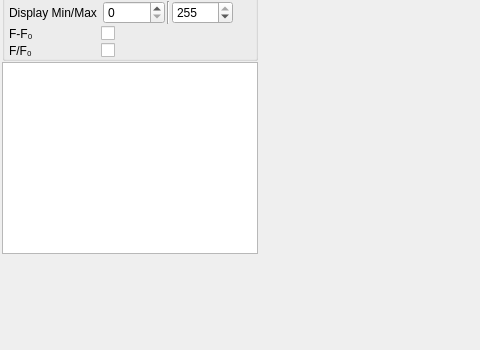
This is src/mainwindow.ui in bothlab/pomidaq as Qt 5 draws it before an edit; both pictures show x 0 to 480 and y 612 to 962 of the 1178 by 962 pixel window. The edited form follows.
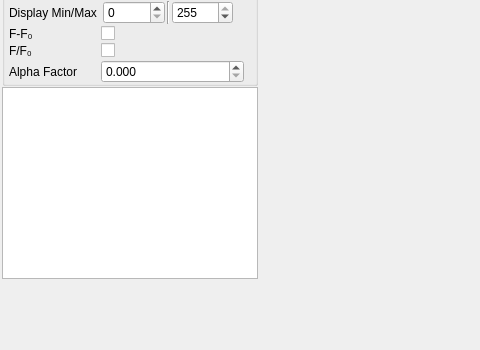
This is the edited form. Icons and pictures are not drawn.

Commit message: Allow to manually set background removal alpha factor

```diff
--- a/src/mainwindow.ui
+++ b/src/mainwindow.ui
@@ -784,6 +784,26 @@
               </property>
              </widget>
             </item>
+            <item row="4" column="0">
+             <widget class="QLabel" name="accumulateAlphaLabel">
+              <property name="text">
+               <string>Alpha Factor</string>
+              </property>
+             </widget>
+            </item>
+            <item row="4" column="1">
+             <widget class="QDoubleSpinBox" name="accAlphaSpinBox">
+              <property name="decimals">
+               <number>3</number>
+              </property>
+              <property name="maximum">
+               <double>1.000000000000000</double>
+              </property>
+              <property name="singleStep">
+               <double>0.010000000000000</double>
+              </property>
+             </widget>
+            </item>
            </layout>
           </item>
          </layout>
```
The commit also changes 4 other files.
